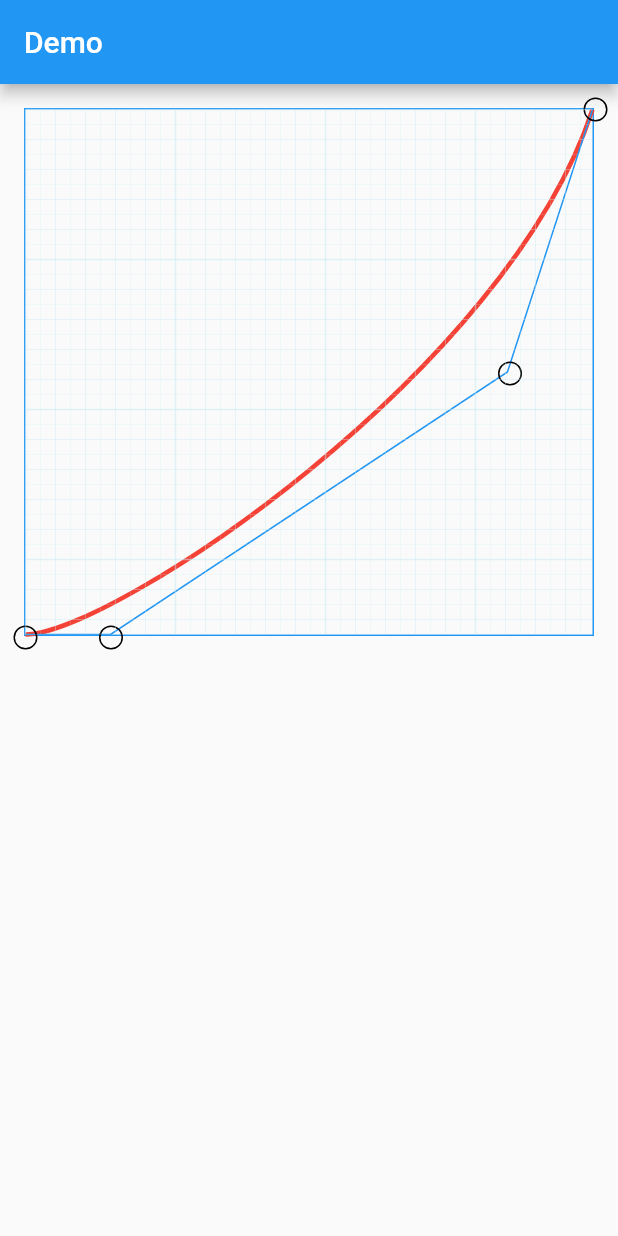
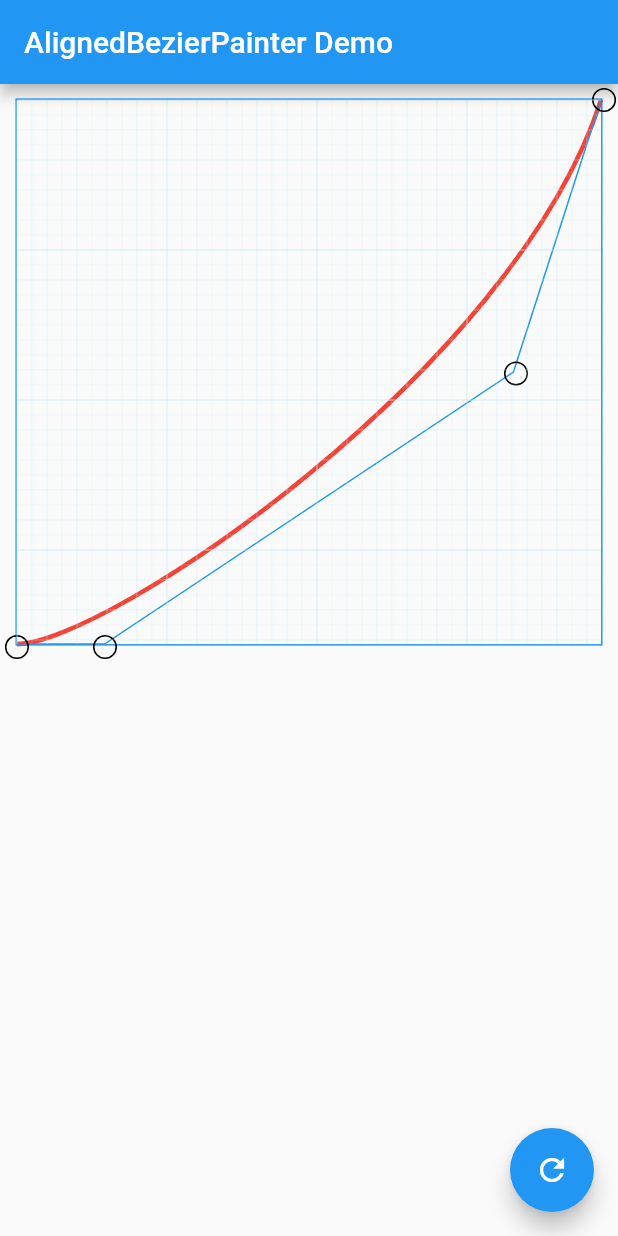
Before and after one commit to HeavenOSK/flutter_aligned_bezier_painter, a Flutter app: the screen it shows after launch, on a phone screen of 412 x 824 dp. Run offline on Flutter 3.47's test engine with Material 2 defaults, Android fonts, the phone set to English and light mode, and no system bars.

Commit message:
update: exmample

```diff
--- a/example/lib/main.dart
+++ b/example/lib/main.dart
@@ -8,7 +8,6 @@ class MyApp extends StatelessWidget {
   @override
   Widget build(BuildContext context) {
     return MaterialApp(
-      debugShowCheckedModeBanner: false,
       home: Home(),
     );
   }
@@ -22,33 +21,38 @@ class Home extends StatefulWidget {
 }
 
 class _HomeState extends State<Home> {
-  @override
-  Widget build(BuildContext context) {
-    final startAlignment = Alignment.bottomLeft;
+  Alignment _startAlignment = Alignment.bottomLeft;
 
-    final firstControl = Alignment(
+  Alignment _firstControl = Alignment(
     Alignment.bottomLeft.x + Alignment.bottomRight.x * 0.3,
     Alignment.bottomLeft.y,
   );
-    final secondControl = Alignment(
+  Alignment _secondControl = Alignment(
     Alignment.topRight.x - 2 * 0.15,
     Alignment.topRight.y + 1,
   );
-    final endAlignment = Alignment.topRight;
+  Alignment _endAlignment = Alignment.topRight;
+
+  bool _guideOn = true;
+
+  @override
+  Widget build(BuildContext context) {
     return Scaffold(
-      appBar: AppBar(title: Text('Demo')),
+      appBar: AppBar(title: Text('AlignedBezierPainter Demo')),
       body: Column(
         crossAxisAlignment: CrossAxisAlignment.stretch,
         children: [
           Expanded(
-            child: Container(
-              padding: EdgeInsets.all(16),
+            child: FractionallySizedBox(
+              heightFactor: 0.95,
+              widthFactor: 0.95,
               child: LayoutBuilder(
                 builder: (_context, constraints) {
                   final viewPortSize = Size(
                     constraints.maxWidth,
                     constraints.maxHeight,
                   );
+
                   return Container(
                     decoration: BoxDecoration(
                       border: Border.all(
@@ -64,50 +68,132 @@ class _HomeState extends State<Home> {
                               painter: AlignedBezierPainter(
                                 strokeColor: Colors.red,
                                 strokeWidth: 3,
-                                startAlignment: startAlignment,
-                                firstControlAlignment: firstControl,
-                                secondControlAlignment: secondControl,
-                                endAlignment: endAlignment,
+                                startAlignment: _startAlignment,
+                                firstControlAlignment: _firstControl,
+                                secondControlAlignment: _secondControl,
+                                endAlignment: _endAlignment,
                               ),
                             ),
                           ),
+                          if (_guideOn)
                             Positioned.fill(
                               child: CustomPaint(
                                 painter: GuidePainter(
-                                startAlignment: startAlignment,
-                                firstControlAlignment: firstControl,
-                                secondControlAlignment: secondControl,
-                                endAlignment: endAlignment,
+                                  startAlignment: _startAlignment,
+                                  firstControlAlignment: _firstControl,
+                                  secondControlAlignment: _secondControl,
+                                  endAlignment: _endAlignment,
                                 ),
                               ),
                             ),
+                          if (_guideOn)
                             Positioned(
-                            left: startAlignment.alongSize(viewPortSize).dx -
+                              left: _startAlignment.alongSize(viewPortSize).dx -
                                   _GuideCircle.radius / 2,
-                            top: startAlignment.alongSize(viewPortSize).dy -
+                              top: _startAlignment.alongSize(viewPortSize).dy -
                                   _GuideCircle.radius / 2,
+                              child: Listener(
+                                onPointerMove: (detail) {
+                                  final local = detail.localDelta;
+
+                                  final xp = local.dx / viewPortSize.width;
+                                  final yp = local.dy / viewPortSize.height;
+                                  final newX = _startAlignment.x + xp * 2;
+                                  final newY = _startAlignment.y + yp * 2;
+                                  setState(() {
+                                    _startAlignment = Alignment(
+                                      newX,
+                                      newY,
+                                    );
+                                  });
+                                },
+                                onPointerDown: (detail) {
+                                  print(detail);
+                                },
+                                behavior: HitTestBehavior.opaque,
                                 child: _GuideCircle(),
                               ),
+                            ),
+                          if (_guideOn)
                             Positioned(
-                            left: firstControl.alongSize(viewPortSize).dx -
+                              left: _firstControl.alongSize(viewPortSize).dx -
                                   _GuideCircle.radius / 2,
-                            top: firstControl.alongSize(viewPortSize).dy -
+                              top: _firstControl.alongSize(viewPortSize).dy -
                                   _GuideCircle.radius / 2,
+                              child: Listener(
+                                onPointerMove: (detail) {
+                                  final local = detail.localDelta;
+                                  final xp = local.dx / viewPortSize.width;
+                                  final yp = local.dy / viewPortSize.height;
+                                  final newX = _firstControl.x + xp * 2;
+                                  final newY = _firstControl.y + yp * 2;
+                                  setState(() {
+                                    _firstControl = Alignment(
+                                      newX,
+                                      newY,
+                                    );
+                                  });
+                                },
+                                onPointerDown: (detail) {
+                                  print(detail);
+                                },
+                                behavior: HitTestBehavior.opaque,
                                 child: _GuideCircle(),
                               ),
+                            ),
+                          if (_guideOn)
                             Positioned(
-                            left: secondControl.alongSize(viewPortSize).dx -
+                              left: _secondControl.alongSize(viewPortSize).dx -
                                   _GuideCircle.radius / 2,
-                            top: secondControl.alongSize(viewPortSize).dy -
+                              top: _secondControl.alongSize(viewPortSize).dy -
                                   _GuideCircle.radius / 2,
+                              child: Listener(
+                                onPointerMove: (detail) {
+                                  final local = detail.localDelta;
+                                  final xp = local.dx / viewPortSize.width;
+                                  final yp = local.dy / viewPortSize.height;
+                                  final newX = _secondControl.x + xp * 2;
+                                  final newY = _secondControl.y + yp * 2;
+                                  setState(() {
+                                    _secondControl = Alignment(
+                                      newX,
+                                      newY,
+                                    );
+                                  });
+                                },
+                                onPointerDown: (detail) {
+                                  print(detail);
+                                },
+                                behavior: HitTestBehavior.opaque,
                                 child: _GuideCircle(),
                               ),
+                            ),
+                          if (_guideOn)
                             Positioned(
-                            left: endAlignment.alongSize(viewPortSize).dx -
+                              left: _endAlignment.alongSize(viewPortSize).dx -
                                   _GuideCircle.radius / 2,
-                            top: endAlignment.alongSize(viewPortSize).dy -
+                              top: _endAlignment.alongSize(viewPortSize).dy -
                                   _GuideCircle.radius / 2,
+                              child: Listener(
+                                onPointerMove: (detail) {
+                                  final local = detail.localDelta;
+                                  final xp = local.dx / viewPortSize.width;
+                                  final yp = local.dy / viewPortSize.height;
+                                  final newX = _endAlignment.x + xp * 2;
+                                  final newY = _endAlignment.y + yp * 2;
+                                  setState(() {
+                                    _endAlignment = Alignment(
+                                      newX,
+                                      newY,
+                                    );
+                                  });
+                                },
+                                onPointerDown: (detail) {
+                                  print(detail);
+                                },
+                                behavior: HitTestBehavior.opaque,
                                 child: _GuideCircle(),
+                              ),
                             ),
                         ],
                       ),
@@ -122,23 +208,37 @@ class _HomeState extends State<Home> {
           ),
         ],
       ),
+      floatingActionButton: FloatingActionButton(
+        onPressed: () {
+          setState(() {
+            _guideOn = !_guideOn;
+          });
+        },
+        child: Icon(Icons.refresh),
+      ),
     );
   }
 }
 
 class _GuideCircle extends StatelessWidget {
-  const _GuideCircle();
+  const _GuideCircle({
+    this.dragging = false,
+  });
 
-  static double get radius => 16.0;
+  final bool dragging;
+
+  static double get radius => 16.0 + 12 * 2;
 
   @override
   Widget build(BuildContext context) {
     return Container(
-      height: radius,
-      width: radius,
+      height: 16.0,
+      width: 16.0,
+      margin: EdgeInsets.all(12),
       decoration: BoxDecoration(
-        border: Border.all(),
-        borderRadius: BorderRadius.circular(radius),
+        color: Colors.transparent,
+        border: Border.all(color: dragging ? Colors.red : Colors.black),
+        borderRadius: BorderRadius.circular(16.0),
       ),
     );
   }
```
Lines whose indentation alone changed are shown as unchanged.
